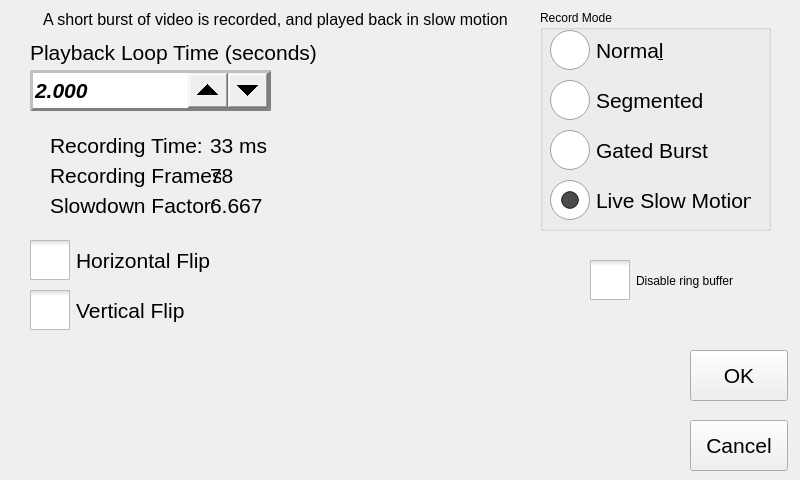
Above: src/recmodewindow.ui from krontech/chronos-cam-app before the change. Below: the same form after it.
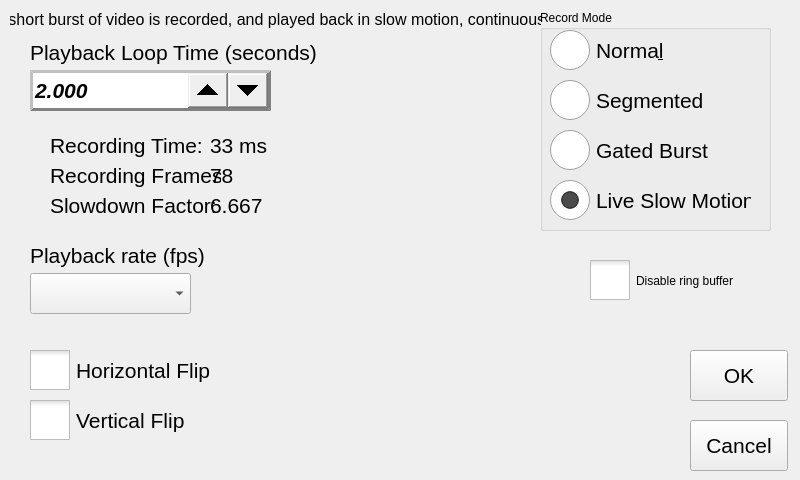
That is the form after the change. Custom widgets are drawn as their Qt base class.

Commit message: Added 15, 30 and 60 fps playback rates for Live Slow Motion

Diff of the .ui file:
```diff
--- a/src/recmodewindow.ui
+++ b/src/recmodewindow.ui
@@ -57,7 +57,7 @@
     <rect>
      <x>10</x>
      <y>10</y>
-     <width>501</width>
+     <width>531</width>
      <height>461</height>
     </rect>
    </property>
@@ -517,7 +517,7 @@
       </font>
      </property>
      <property name="text">
-      <string>A short burst of video is recorded, and played back in slow motion</string>
+      <string>A short burst of video is recorded, and played back in slow motion, continuously</string>
      </property>
      <property name="alignment">
       <set>Qt::AlignHCenter|Qt::AlignTop</set>
@@ -696,7 +696,7 @@
      <property name="geometry">
       <rect>
        <x>20</x>
-       <y>230</y>
+       <y>340</y>
        <width>261</width>
        <height>41</height>
       </rect>
@@ -723,7 +723,7 @@
      <property name="geometry">
       <rect>
        <x>20</x>
-       <y>280</y>
+       <y>390</y>
        <width>261</width>
        <height>41</height>
       </rect>
@@ -743,6 +743,42 @@
       <string>Vertical Flip</string>
      </property>
     </widget>
+    <widget class="QLabel" name="lblRes_13">
+     <property name="geometry">
+      <rect>
+       <x>20</x>
+       <y>230</y>
+       <width>291</width>
+       <height>30</height>
+      </rect>
+     </property>
+     <property name="font">
+      <font>
+       <pointsize>16</pointsize>
+      </font>
+     </property>
+     <property name="text">
+      <string>Playback rate (fps)</string>
+     </property>
+    </widget>
+    <widget class="QComboBox" name="comboPlaybackRate">
+     <property name="geometry">
+      <rect>
+       <x>20</x>
+       <y>263</y>
+       <width>161</width>
+       <height>41</height>
+      </rect>
+     </property>
+     <property name="font">
+      <font>
+       <pointsize>16</pointsize>
+       <weight>75</weight>
+       <italic>true</italic>
+       <bold>true</bold>
+      </font>
+     </property>
+    </widget>
    </widget>
   </widget>
   <widget class="QGroupBox" name="groupBox">
```
Left out of the diff: 4 changed lines with no effect on the pictures. The commit also changes 4 other files.
